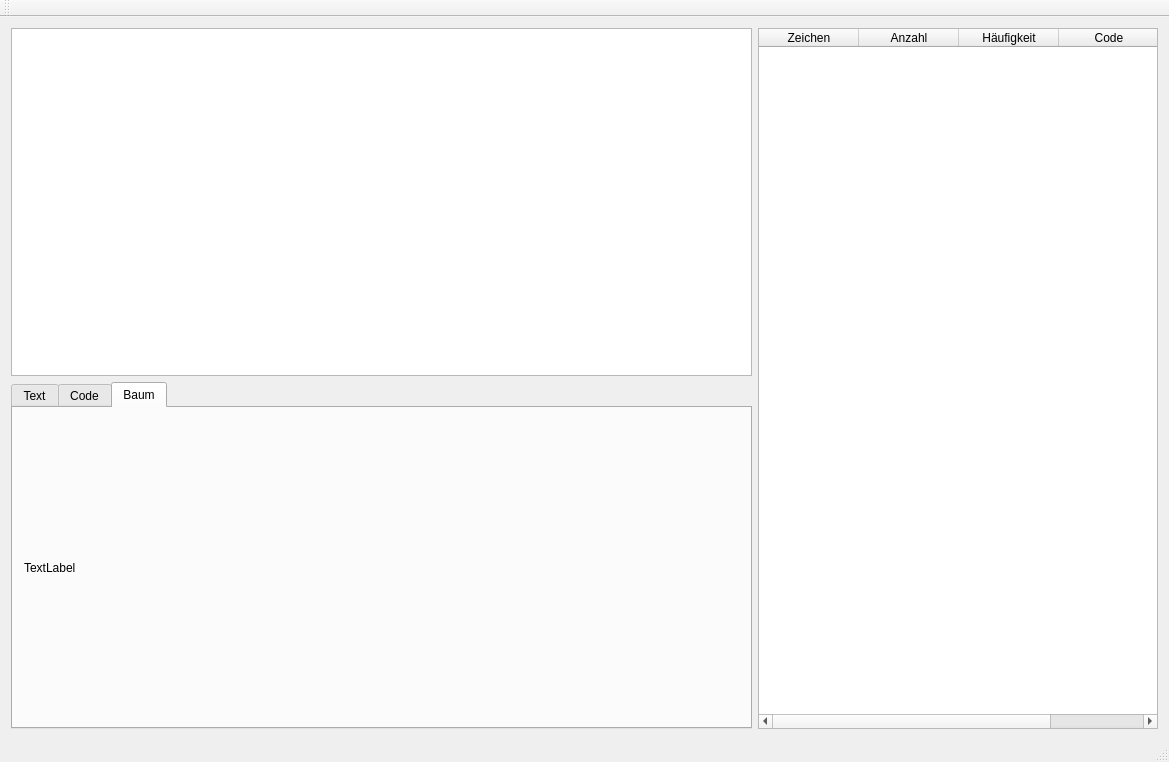
The window that mainwindow.ui (hank-der-hafenarbeiter/Shannon-Fano-Coding) describes before a commit, drawn with Qt 5.
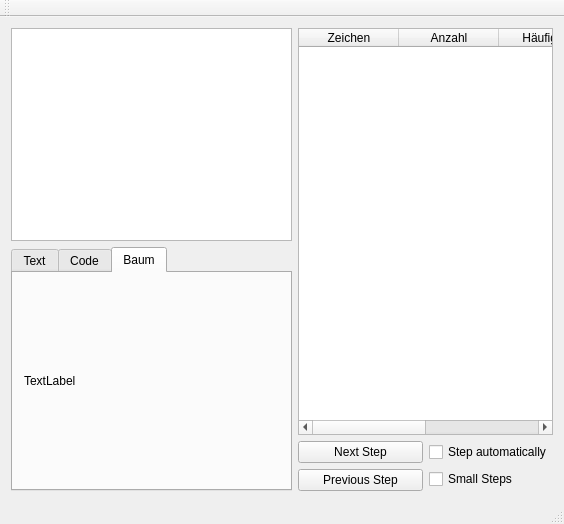
The same window after the commit.

Commit message: added step by step inspection

```diff
--- a/mainwindow.ui
+++ b/mainwindow.ui
@@ -6,8 +6,8 @@
    <rect>
     <x>0</x>
     <y>0</y>
-    <width>1169</width>
-    <height>762</height>
+    <width>564</width>
+    <height>524</height>
    </rect>
   </property>
   <property name="sizePolicy">
@@ -107,6 +107,8 @@
        </layout>
       </item>
       <item>
+       <layout class="QVBoxLayout" name="verticalLayout_2">
+        <item>
        <widget class="QTableWidget" name="key_table">
         <property name="maximumSize">
          <size>
@@ -136,6 +138,48 @@
         </column>
        </widget>
       </item>
+        <item>
+         <layout class="QHBoxLayout" name="horizontalLayout_3">
+          <item>
+           <layout class="QVBoxLayout" name="verticalLayout_3">
+            <item>
+             <widget class="QPushButton" name="StepBotton">
+              <property name="text">
+               <string>Next Step</string>
+              </property>
+             </widget>
+            </item>
+            <item>
+             <widget class="QPushButton" name="PrevStepBottom">
+              <property name="text">
+               <string>Previous Step</string>
+              </property>
+             </widget>
+            </item>
+           </layout>
+          </item>
+          <item>
+           <layout class="QVBoxLayout" name="verticalLayout_4">
+            <item>
+             <widget class="QCheckBox" name="autoStepCheck">
+              <property name="text">
+               <string>Step automatically</string>
+              </property>
+             </widget>
+            </item>
+            <item>
+             <widget class="QCheckBox" name="smallStepCheck">
+              <property name="text">
+               <string>Small Steps</string>
+              </property>
+             </widget>
+            </item>
+           </layout>
+          </item>
+         </layout>
+        </item>
+       </layout>
+      </item>
      </layout>
     </item>
    </layout>
```
Left out of the diff: 2 changed lines with no effect on the pictures. Lines whose indentation alone changed are shown as unchanged. The commit also changes 9 other files.
